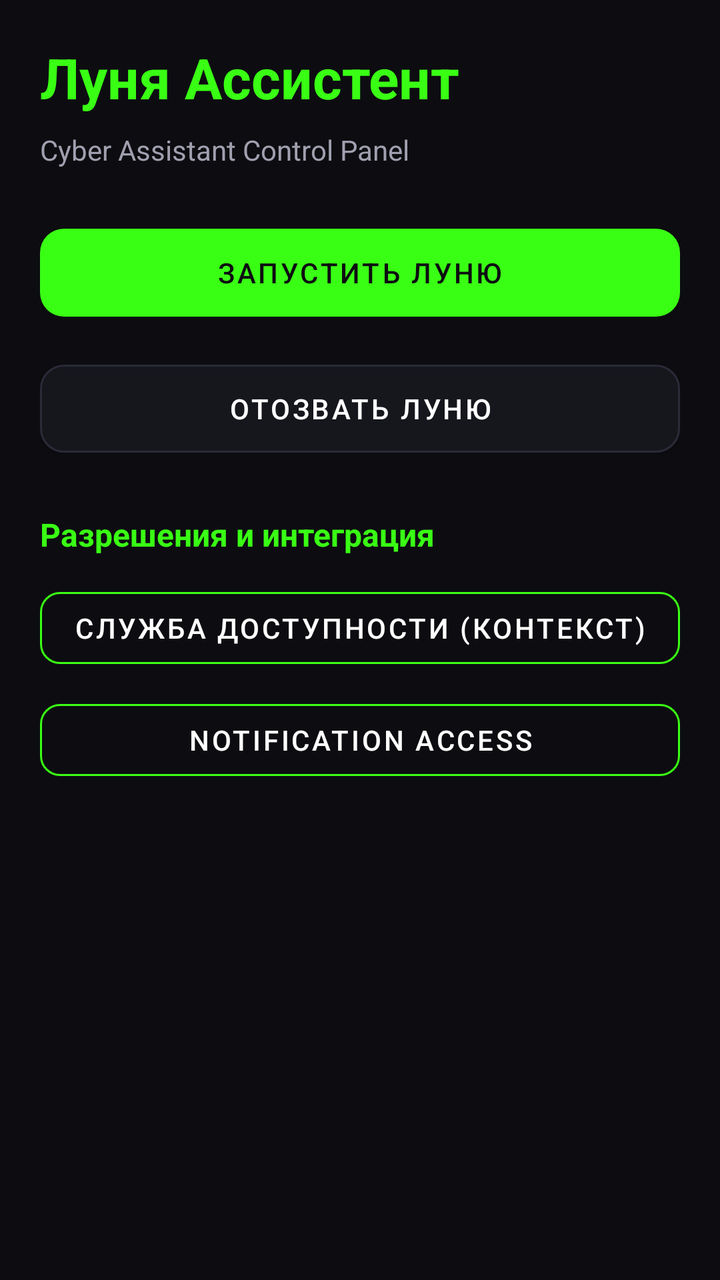
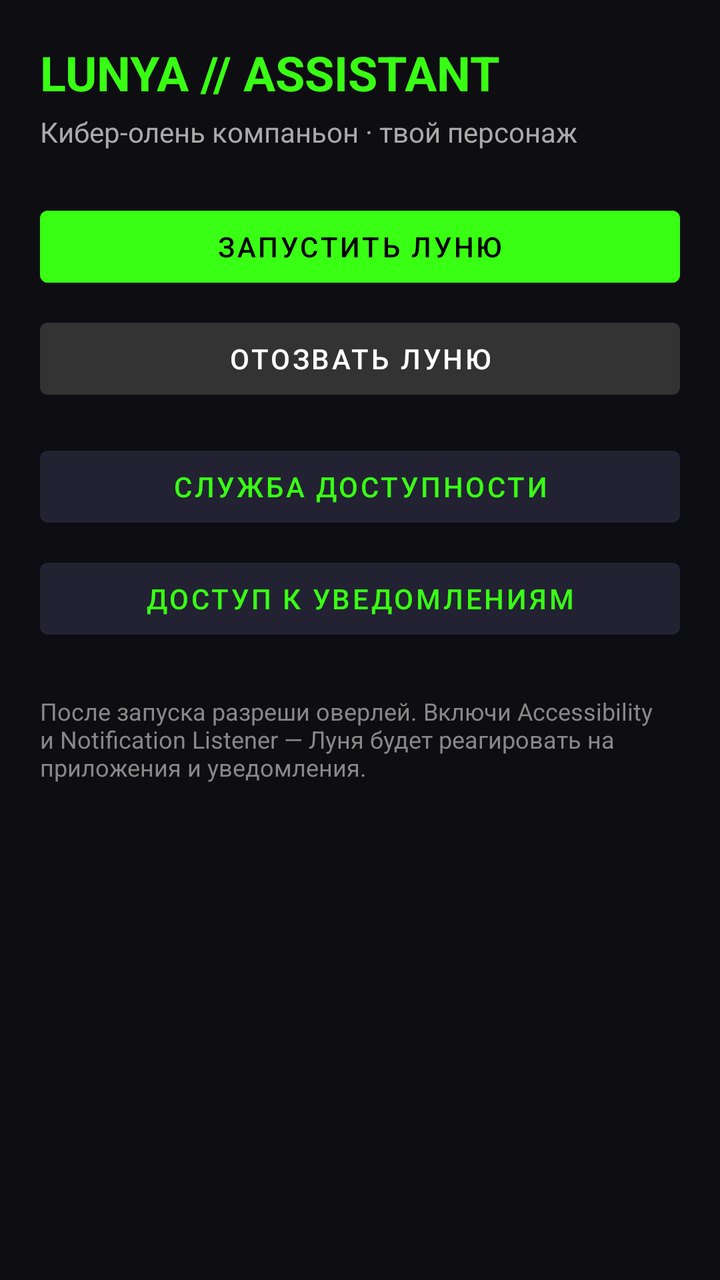

An Android layout rendered at two revisions. The XML below is the earlier revision; the diff shows what the commit changed to produce the second picture.
<!-- AndroidManifest.xml: activity theme Theme.LunyaAssistant -->
<!-- res/layout/activity_main.xml -->
<?xml version="1.0" encoding="utf-8"?>
<ScrollView xmlns:android="http://schemas.android.com/apk/res/android"
    xmlns:app="http://schemas.android.com/apk/res-auto"
    android:layout_width="match_parent"
    android:layout_height="match_parent"
    android:background="@color/matte_black"
    android:fillViewport="true">

    <LinearLayout
        android:layout_width="match_parent"
        android:layout_height="wrap_content"
        android:orientation="vertical"
        android:padding="20dp">

        <TextView
            android:layout_width="wrap_content"
            android:layout_height="wrap_content"
            android:text="@string/app_name"
            android:textColor="@color/toxic_lime"
            android:textSize="28sp"
            android:textStyle="bold"
            android:layout_marginBottom="8dp" />

        <TextView
            android:layout_width="wrap_content"
            android:layout_height="wrap_content"
            android:text="Cyber Assistant Control Panel"
            android:textColor="@color/text_secondary"
            android:textSize="14sp"
            android:layout_marginBottom="24dp" />

        <com.google.android.material.button.MaterialButton
            android:id="@+id/btnStartLunya"
            android:layout_width="match_parent"
            android:layout_height="56dp"
            android:text="@string/btn_start_overlay"
            android:textColor="@color/matte_black"
            app:backgroundTint="@color/toxic_lime"
            app:cornerRadius="12dp"
            android:layout_marginBottom="12dp" />

        <com.google.android.material.button.MaterialButton
            android:id="@+id/btnStopLunya"
            android:layout_width="match_parent"
            android:layout_height="56dp"
            android:text="@string/btn_stop_overlay"
            android:textColor="@color/text_primary"
            app:backgroundTint="@color/dark_card"
            app:strokeColor="@color/card_border"
            app:strokeWidth="1dp"
            app:cornerRadius="12dp"
            android:layout_marginBottom="24dp" />

        <TextView
            android:layout_width="wrap_content"
            android:layout_height="wrap_content"
            android:text="@string/section_permissions"
            android:textColor="@color/toxic_lime"
            android:textSize="16sp"
            android:textStyle="bold"
            android:layout_marginBottom="12dp" />

        <com.google.android.material.button.MaterialButton
            android:id="@+id/btnAccessibility"
            style="@style/Widget.MaterialComponents.Button.OutlinedButton"
            android:layout_width="match_parent"
            android:layout_height="48dp"
            android:text="@string/perm_accessibility"
            android:textColor="@color/text_primary"
            app:strokeColor="@color/toxic_lime"
            app:cornerRadius="10dp"
            android:layout_marginBottom="8dp" />

        <com.google.android.material.button.MaterialButton
            android:id="@+id/btnNotificationAccess"
            style="@style/Widget.MaterialComponents.Button.OutlinedButton"
            android:layout_width="match_parent"
            android:layout_height="48dp"
            android:text="Notification Access"
            android:textColor="@color/text_primary"
            app:strokeColor="@color/toxic_lime"
            app:cornerRadius="10dp"
            android:layout_marginBottom="24dp" />

    </LinearLayout>
</ScrollView>
<!-- resources referenced by this layout -->
<resources>
  <color name="card_border">#2A2A38</color>
  <color name="dark_card">#16161D</color>
  <color name="matte_black">#0D0D11</color>
  <color name="text_primary">#FFFFFF</color>
  <color name="text_secondary">#A0A0B0</color>
  <color name="toxic_lime">#39FF14</color>
  <string name="app_name">Луня Ассистент</string>
  <string name="btn_start_overlay">Запустить Луню</string>
  <string name="btn_stop_overlay">Отозвать Луню</string>
  <string name="perm_accessibility">Служба доступности (Контекст)</string>
  <string name="section_permissions">Разрешения и интеграция</string>
  <style name="Theme.LunyaAssistant" parent="Theme.MaterialComponents.DayNight.NoActionBar">
          <item name="colorPrimary">@color/toxic_lime</item>
          <item name="colorPrimaryVariant">@color/toxic_lime_dark</item>
          <item name="colorOnPrimary">@color/matte_black</item>
          <item name="colorSecondary">@color/glitch_red</item>
          <item name="android:windowBackground">@color/matte_black</item>
          <item name="android:statusBarColor">@color/matte_black</item>
          <item name="android:navigationBarColor">@color/matte_black</item>
      </style>
  <color name="toxic_lime_dark">#22AA08</color>
  <color name="glitch_red">#FF003F</color>
</resources>

<!-- the commit's change to res/layout/activity_main.xml (unified diff, before → after) -->
@@ -1,9 +1,8 @@
 <?xml version="1.0" encoding="utf-8"?>
 <ScrollView xmlns:android="http://schemas.android.com/apk/res/android"
-    xmlns:app="http://schemas.android.com/apk/res-auto"
     android:layout_width="match_parent"
     android:layout_height="match_parent"
-    android:background="@color/matte_black"
+    android:background="#0D0D12"
     android:fillViewport="true">
 
     <LinearLayout
@@ -15,72 +14,61 @@
         <TextView
             android:layout_width="wrap_content"
             android:layout_height="wrap_content"
-            android:text="@string/app_name"
-            android:textColor="@color/toxic_lime"
-            android:textSize="28sp"
-            android:textStyle="bold"
-            android:layout_marginBottom="8dp" />
+            android:text="LUNYA // ASSISTANT"
+            android:textColor="#39FF14"
+            android:textSize="24sp"
+            android:textStyle="bold" />
 
         <TextView
             android:layout_width="wrap_content"
             android:layout_height="wrap_content"
-            android:text="Cyber Assistant Control Panel"
-            android:textColor="@color/text_secondary"
-            android:textSize="14sp"
-            android:layout_marginBottom="24dp" />
+            android:layout_marginTop="4dp"
+            android:text="Кибер-олень компаньон · твой персонаж"
+            android:textColor="#AAAAAA"
+            android:textSize="14sp" />
 
-        <com.google.android.material.button.MaterialButton
+        <Button
             android:id="@+id/btnStartLunya"
             android:layout_width="match_parent"
-            android:layout_height="56dp"
-            android:text="@string/btn_start_overlay"
-            android:textColor="@color/matte_black"
-            app:backgroundTint="@color/toxic_lime"
-            app:cornerRadius="12dp"
-            android:layout_marginBottom="12dp" />
+            android:layout_height="wrap_content"
+            android:layout_marginTop="24dp"
+            android:text="Запустить Луню"
+            android:backgroundTint="#39FF14"
+            android:textColor="#000000" />
 
-        <com.google.android.material.button.MaterialButton
+        <Button
             android:id="@+id/btnStopLunya"
             android:layout_width="match_parent"
-            android:layout_height="56dp"
-            android:text="@string/btn_stop_overlay"
-            android:textColor="@color/text_primary"
-            app:backgroundTint="@color/dark_card"
-            app:strokeColor="@color/card_border"
-            app:strokeWidth="1dp"
-            app:cornerRadius="12dp"
-            android:layout_marginBottom="24dp" />
+            android:layout_height="wrap_content"
+            android:layout_marginTop="8dp"
+            android:text="Отозвать Луню"
+            android:backgroundTint="#333333"
+            android:textColor="#FFFFFF" />
+
+        <Button
+            android:id="@+id/btnAccessibility"
+            android:layout_width="match_parent"
+            android:layout_height="wrap_content"
+            android:layout_marginTop="16dp"
+            android:text="Служба доступности"
+            android:backgroundTint="#222233"
+            android:textColor="#39FF14" />
+
+        <Button
+            android:id="@+id/btnNotificationAccess"
+            android:layout_width="match_parent"
+            android:layout_height="wrap_content"
+            android:layout_marginTop="8dp"
+            android:text="Доступ к уведомлениям"
+            android:backgroundTint="#222233"
+            android:textColor="#39FF14" />
 
         <TextView
-            android:layout_width="wrap_content"
+            android:layout_width="match_parent"
             android:layout_height="wrap_content"
-            android:text="@string/section_permissions"
-            android:textColor="@color/toxic_lime"
-            android:textSize="16sp"
-            android:textStyle="bold"
-            android:layout_marginBottom="12dp" />
-
-        <com.google.android.material.button.MaterialButton
-            android:id="@+id/btnAccessibility"
-            style="@style/Widget.MaterialComponents.Button.OutlinedButton"
-            android:layout_width="match_parent"
-            android:layout_height="48dp"
-            android:text="@string/perm_accessibility"
-            android:textColor="@color/text_primary"
-            app:strokeColor="@color/toxic_lime"
-            app:cornerRadius="10dp"
-            android:layout_marginBottom="8dp" />
-
-        <com.google.android.material.button.MaterialButton
-            android:id="@+id/btnNotificationAccess"
-            style="@style/Widget.MaterialComponents.Button.OutlinedButton"
-            android:layout_width="match_parent"
-            android:layout_height="48dp"
-            android:text="Notification Access"
-            android:textColor="@color/text_primary"
-            app:strokeColor="@color/toxic_lime"
-            app:cornerRadius="10dp"
-            android:layout_marginBottom="24dp" />
-
+            android:layout_marginTop="24dp"
+            android:text="После запуска разреши оверлей. Включи Accessibility и Notification Listener — Луня будет реагировать на приложения и уведомления."
+            android:textColor="#888888"
+            android:textSize="12sp" />
     </LinearLayout>
 </ScrollView>
<!-- resource entries referenced after the edit -->
@@ -1,16 +1,7 @@
 <!-- resources referenced by this layout -->
 <resources>
-  <color name="card_border">#2A2A38</color>
-  <color name="dark_card">#16161D</color>
   <color name="matte_black">#0D0D11</color>
-  <color name="text_primary">#FFFFFF</color>
-  <color name="text_secondary">#A0A0B0</color>
   <color name="toxic_lime">#39FF14</color>
-  <string name="app_name">Луня Ассистент</string>
-  <string name="btn_start_overlay">Запустить Луню</string>
-  <string name="btn_stop_overlay">Отозвать Луню</string>
-  <string name="perm_accessibility">Служба доступности (Контекст)</string>
-  <string name="section_permissions">Разрешения и интеграция</string>
   <style name="Theme.LunyaAssistant" parent="Theme.MaterialComponents.DayNight.NoActionBar">
           <item name="colorPrimary">@color/toxic_lime</item>
           <item name="colorPrimaryVariant">@color/toxic_lime_dark</item>
